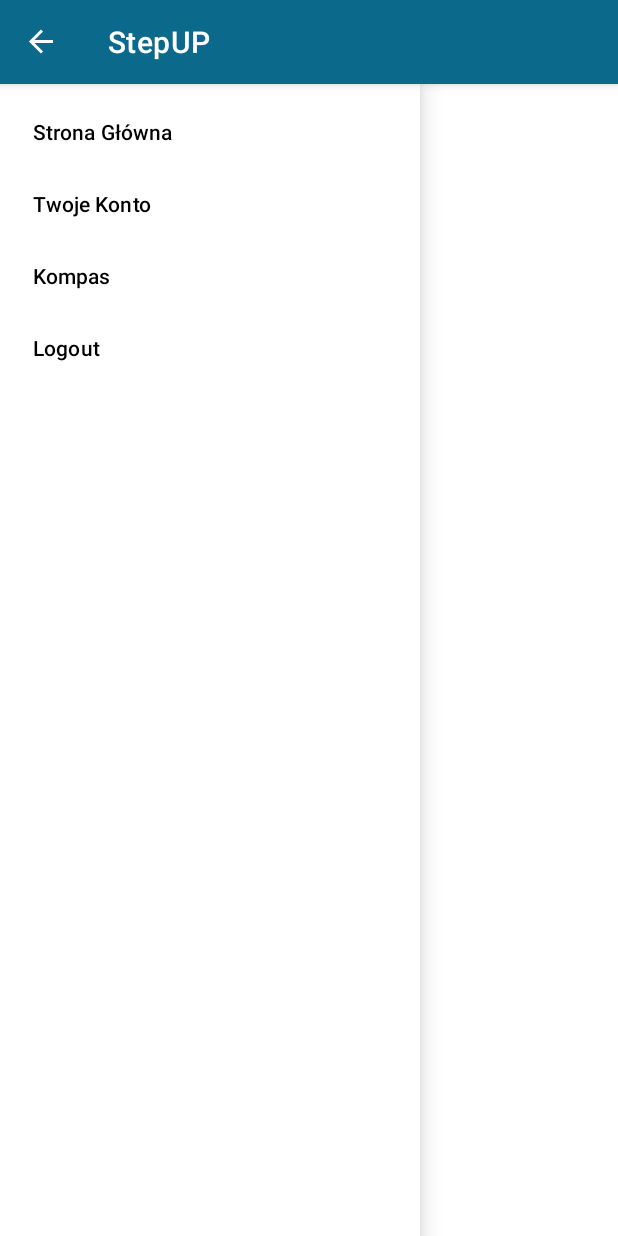
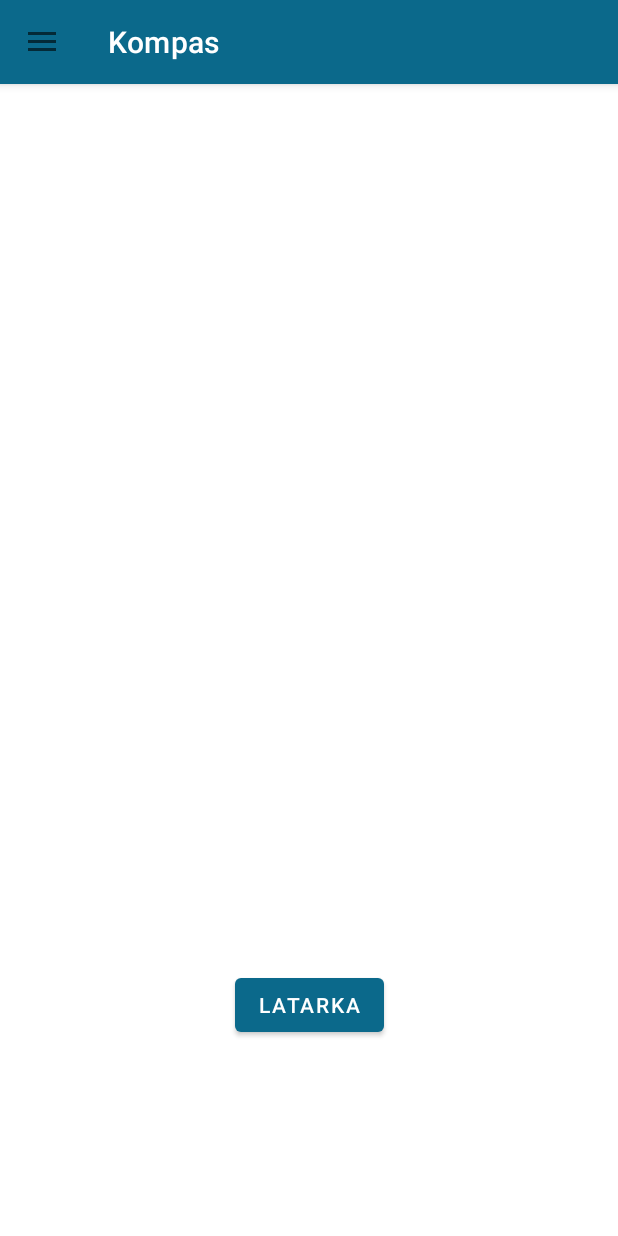
Before and after one commit to antonio-23/StepUP, an Android app: the screen it shows after launch once a user with an empty profile is signed in (CompassActivity), in the side drawer, after a tap on "Kompas", on a phone screen of 412 x 824 dp. Run offline under Robolectric (Android 15) with nearby library versions, the light colour scheme and no system bars; our stand-ins replace Firebase (no records; nobody signed in at launch, a user with empty details on screens opened directly), navigation-ui.

Commit message:
Modyfikacja menu bocznego

```diff
--- a/app/build.gradle
+++ b/app/build.gradle
@@ -15,6 +15,10 @@ android {
         versionName "1.0"
 
         testInstrumentationRunner "androidx.test.runner.AndroidJUnitRunner"
+    }
+
+    buildFeatures{
+        viewBinding true
     }
 
     buildTypes {
--- a/app/src/main/java/com/example/stepup/AccountActivity.java
+++ b/app/src/main/java/com/example/stepup/AccountActivity.java
@@ -7,9 +7,11 @@ import android.os.Bundle;
 import android.view.View;
 import android.widget.Button;
 
+import com.example.stepup.databinding.ActivityAccountBinding;
 import com.google.firebase.auth.FirebaseAuth;
 
-public class AccountActivity extends AppCompatActivity {
+public class AccountActivity extends DrawerBaseActivity {
+    ActivityAccountBinding activityAccountBinding;
 
     private FirebaseAuth mAuth;
     private Button btnLogout;
@@ -17,7 +19,10 @@ public class AccountActivity extends AppCompatActivity {
     @Override
     protected void onCreate(Bundle savedInstanceState) {
         super.onCreate(savedInstanceState);
-        setContentView(R.layout.activity_account);
+//        setContentView(R.layout.activity_account);
+        activityAccountBinding = ActivityAccountBinding.inflate(getLayoutInflater());
+        setContentView(activityAccountBinding.getRoot());
+        allocateActivityTitle("Twoje Konto");
 
         mAuth = FirebaseAuth.getInstance();
         btnLogout = findViewById(R.id.btnLogout);
--- a/app/src/main/java/com/example/stepup/CompassActivity.java
+++ b/app/src/main/java/com/example/stepup/CompassActivity.java
@@ -4,11 +4,17 @@ import androidx.appcompat.app.AppCompatActivity;
 
 import android.os.Bundle;
 
-public class CompassActivity extends AppCompatActivity {
+import com.example.stepup.databinding.ActivityCompassBinding;
+
+public class CompassActivity extends DrawerBaseActivity {
+    ActivityCompassBinding activityCompassBinding;
 
     @Override
     protected void onCreate(Bundle savedInstanceState) {
         super.onCreate(savedInstanceState);
-        setContentView(R.layout.activity_compass);
+//        setContentView(R.layout.activity_compass);
+        activityCompassBinding = ActivityCompassBinding.inflate(getLayoutInflater());
+        setContentView(activityCompassBinding.getRoot());
+        allocateActivityTitle("Kompas");
     }
 }
--- /dev/null
+++ b/app/src/main/java/com/example/stepup/DrawerBaseActivity.java
@@ -0,0 +1,68 @@
+package com.example.stepup;
+
+import android.content.Intent;
+import android.os.Bundle;
+import android.view.MenuItem;
+import android.view.View;
+import android.widget.FrameLayout;
+
+import androidx.annotation.NonNull;
+import androidx.appcompat.app.ActionBarDrawerToggle;
+import androidx.appcompat.app.AppCompatActivity;
+import androidx.appcompat.widget.Toolbar;
+import androidx.core.view.GravityCompat;
+import androidx.drawerlayout.widget.DrawerLayout;
+
+import com.google.android.material.navigation.NavigationView;
+
+
+public class DrawerBaseActivity extends AppCompatActivity implements DrawerBaseActivity_m {
+
+    DrawerLayout drawerLayout;
+
+    public void setContentView(View view){
+        drawerLayout = (DrawerLayout) getLayoutInflater().inflate(R.layout.activity_drawer_base, null);
+        FrameLayout container = drawerLayout.findViewById(R.id.activityContainer);
+        container.addView(view);
+        super.setContentView(drawerLayout);
+
+        Toolbar toolbar = drawerLayout.findViewById(R.id.toolBar);
+        setSupportActionBar(toolbar);
+
+        NavigationView navigationView = drawerLayout.findViewById(R.id.nav_view);
+        navigationView.setNavigationItemSelectedListener(this::onNavigationItemSelected);
+
+        ActionBarDrawerToggle toggle = new ActionBarDrawerToggle(this,drawerLayout,toolbar,R.string.menu_drawer_open, R.string.menu_drawer_close);
+        drawerLayout.addDrawerListener(toggle);
+        toggle.syncState();
+    }
+
+    @Override
+    public boolean onNavigationItemSelected(@NonNull MenuItem item){
+        drawerLayout.closeDrawer(GravityCompat.START);
+
+        switch (item.getItemId()){
+            case R.id.mainActivity:
+                startActivity(new Intent(this, MainActivity.class));
+                overridePendingTransition(0,0);
+                break;
+
+            case R.id.accountActivity:
+                startActivity(new Intent(this, AccountActivity.class));
+                overridePendingTransition(0,0);
+                break;
+
+            case R.id.compassActivity:
+                startActivity(new Intent(this,CompassActivity.class));
+                overridePendingTransition(0,0);
+                break;
+        }
+        return false;
+    }
+
+    protected void allocateActivityTitle(String titleString){
+        if (getSupportActionBar() != null) {
+            getSupportActionBar().setTitle(titleString);
+        }
+    }
+}
--- /dev/null
+++ b/app/src/main/java/com/example/stepup/DrawerBaseActivity_m.java
@@ -0,0 +1,9 @@
+package com.example.stepup;
+
+import android.view.MenuItem;
+
+import androidx.annotation.NonNull;
+
+public interface DrawerBaseActivity_m {
+    boolean onNavigationItemSelected(@NonNull MenuItem item);
+}
--- a/app/src/main/java/com/example/stepup/MainActivity.java
+++ b/app/src/main/java/com/example/stepup/MainActivity.java
@@ -12,31 +12,26 @@ import android.content.Intent;
 import android.os.Bundle;
 import android.view.MenuItem;
 
+import com.example.stepup.databinding.ActivityMainBinding;
 import com.google.firebase.auth.FirebaseAuth;
 import com.google.firebase.auth.FirebaseUser;
 
 
-public class MainActivity extends AppCompatActivity {
+public class MainActivity extends DrawerBaseActivity {
+
+    ActivityMainBinding activityMainBinding;
 
     private FirebaseAuth mAuth;
 
 
-    public DrawerLayout drawerLayout;
-    public ActionBarDrawerToggle actionBarDrawerToggle;
 
     @Override
     protected void onCreate(Bundle savedInstanceState) {
         AppCompatDelegate.setDefaultNightMode(AppCompatDelegate.MODE_NIGHT_NO);
         super.onCreate(savedInstanceState);
-        setContentView(R.layout.activity_main);
-
-        drawerLayout = findViewById(R.id.my_drawer_layout);
-        actionBarDrawerToggle = new ActionBarDrawerToggle(this, drawerLayout, R.string.nav_open, R.string.nav_close);
-
-        drawerLayout.addDrawerListener(actionBarDrawerToggle);
-        actionBarDrawerToggle.syncState();
-
-        getSupportActionBar().setDisplayHomeAsUpEnabled(true);
+//        setContentView(R.layout.activity_main);
+        activityMainBinding = ActivityMainBinding.inflate(getLayoutInflater());
+        setContentView(activityMainBinding.getRoot());
 
         mAuth = FirebaseAuth.getInstance();
     }
@@ -51,17 +46,4 @@ public class MainActivity extends AppCompatActivity {
         }
     }
 
-    public boolean onOptionsItemSelected(@NonNull MenuItem item){
-        if(actionBarDrawerToggle.onOptionsItemSelected(item)){
-            return true;
-        }
-        return super.onOptionsItemSelected(item);
-    }
-
-
-
-
-
-
-
 }
--- /dev/null
+++ b/app/src/main/res/layout/activity_drawer_base.xml
@@ -0,0 +1,24 @@
+<?xml version="1.0" encoding="utf-8"?>
+<androidx.drawerlayout.widget.DrawerLayout xmlns:android="http://schemas.android.com/apk/res/android"
+    android:layout_width="match_parent"
+    android:layout_height="match_parent"
+    xmlns:tools="http://schemas.android.com/tools"
+    xmlns:app="http://schemas.android.com/apk/res-auto"
+    tools:context=".DrawerBaseActivity"
+    tools:openDrawer="start"
+    android:fitsSystemWindows="true">
+
+    <include layout="@layout/content_layout"
+        android:layout_height="match_parent"
+        android:layout_width="match_parent"/>
+
+    <com.google.android.material.navigation.NavigationView
+        android:layout_width="match_parent"
+        android:layout_height="match_parent"
+        android:layout_gravity="start"
+        app:menu="@menu/navigation_menu"
+        android:fitsSystemWindows="true"
+        android:id="@+id/nav_view"
+        app:headerLayout="@layout/main_drawer_header" />
+
+</androidx.drawerlayout.widget.DrawerLayout>
--- a/app/src/main/res/layout/activity_main.xml
+++ b/app/src/main/res/layout/activity_main.xml
@@ -10,10 +10,5 @@
     tools:ignore="HardcodedText">
 
 
-    <com.google.android.material.navigation.NavigationView
-        android:layout_width="wrap_content"
-        android:layout_height="match_parent"
-        android:layout_gravity="start"
-        app:menu="@menu/navigation_menu"/>
 
 </androidx.drawerlayout.widget.DrawerLayout>
--- /dev/null
+++ b/app/src/main/res/layout/content_layout.xml
@@ -0,0 +1,26 @@
+<?xml version="1.0" encoding="utf-8"?>
+<androidx.constraintlayout.widget.ConstraintLayout xmlns:android="http://schemas.android.com/apk/res/android"
+    android:layout_width="match_parent"
+    android:layout_height="match_parent"
+    xmlns:app="http://schemas.android.com/apk/res-auto">
+
+    <com.google.android.material.appbar.AppBarLayout
+        android:layout_width="match_parent"
+        android:layout_height="wrap_content"
+        android:id="@+id/appBarLayout"
+        app:layout_constraintTop_toTopOf="parent">
+
+        <androidx.appcompat.widget.Toolbar
+            android:id="@+id/toolBar"
+            android:layout_width="match_parent"
+            android:layout_height="?attr/actionBarSize"
+            app:titleTextColor="@color/white"/>
+    </com.google.android.material.appbar.AppBarLayout>
+
+    <FrameLayout
+        android:layout_width="match_parent"
+        android:layout_height="0dp"
+        android:id="@+id/activityContainer"
+        app:layout_constraintBottom_toBottomOf="parent"
+        app:layout_constraintTop_toBottomOf="@+id/appBarLayout"/>
+</androidx.constraintlayout.widget.ConstraintLayout>
--- /dev/null
+++ b/app/src/main/res/layout/main_drawer_header.xml
@@ -0,0 +1,19 @@
+<?xml version="1.0" encoding="utf-8"?>
+<LinearLayout
+    xmlns:android="http://schemas.android.com/apk/res/android"
+    android:layout_width="match_parent"
+    android:layout_height="176dp"
+    android:background="@drawable/background"
+    android:gravity="bottom"
+    android:orientation="vertical"
+    android:padding="16dp"
+    android:theme="@style/ThemeOverlay.AppCompat.Dark">
+
+    <ImageView
+        android:id="@+id/imageView"
+        android:layout_width="55dp"
+        android:layout_height="60dp"
+        android:contentDescription="Navigation Header"
+        android:paddingTop="8dp" />
+
+</LinearLayout>
--- a/app/src/main/res/menu/navigation_menu.xml
+++ b/app/src/main/res/menu/navigation_menu.xml
@@ -15,8 +15,5 @@
         android:id="@+id/compassActivity"
         android:title="Kompas" />
 
-    <item
-        android:id="@+id/nav_logout"
-        android:title="Logout" />
 
 </menu>
--- a/app/src/main/res/values/strings.xml
+++ b/app/src/main/res/values/strings.xml
@@ -16,6 +16,6 @@
     <string name="login_new_user_btn">Załóż konto</string>
 
 
-    <string name="nav_open">Open</string>
-    <string name="nav_close">Close</string>
+    <string name="menu_drawer_open">Open</string>
+    <string name="menu_drawer_close">Close</string>
 </resources>
--- a/app/src/main/res/values/themes.xml
+++ b/app/src/main/res/values/themes.xml
@@ -1,6 +1,6 @@
 <resources xmlns:tools="http://schemas.android.com/tools">
     <!-- Base application theme. -->
-    <style name="Theme.StepUP" parent="Theme.MaterialComponents.DayNight.DarkActionBar">
+    <style name="Theme.StepUP" parent="Theme.MaterialComponents.DayNight.NoActionBar">
         <!-- Primary brand color. -->
         <item name="colorPrimary">@color/purple_200</item>
         <item name="colorPrimaryVariant">@color/blue_500</item>
```
